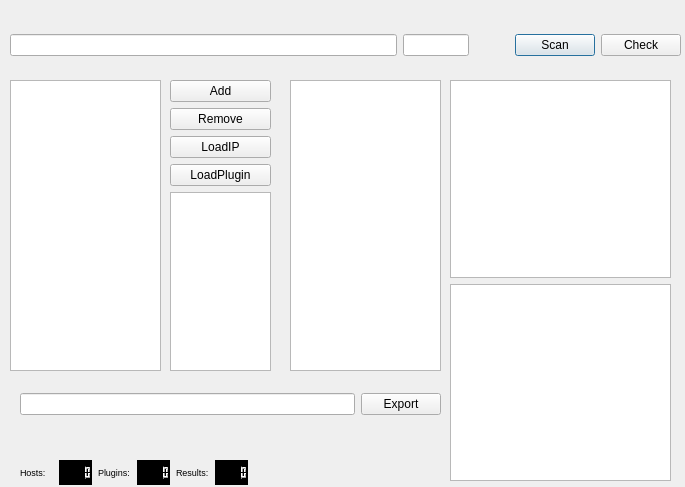
This is scan/knife.ui in mylamour/IlI as Qt 5 draws it before an edit. The edited form follows.
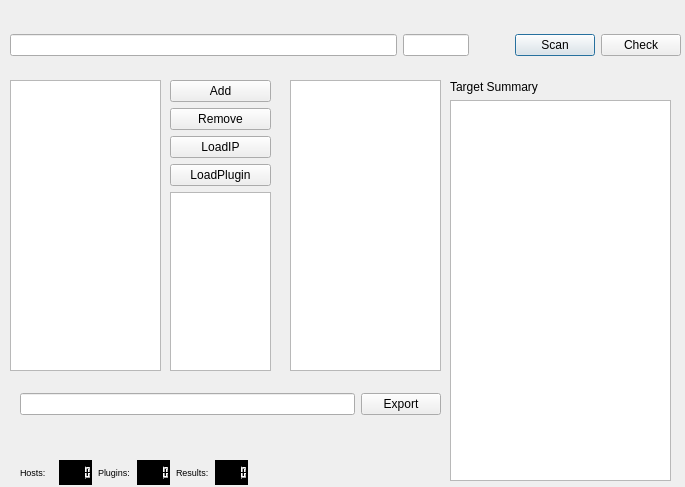
This is the edited form.

Patch:
```diff
--- a/scan/knife.ui
+++ b/scan/knife.ui
@@ -315,11 +315,9 @@
    </property>
    <layout class="QVBoxLayout" name="verticalLayout_2">
     <item>
-     <widget class="QListWidget" name="targetsumary">
-      <property name="font">
-       <font>
-        <pointsize>7</pointsize>
-       </font>
+     <widget class="QLabel" name="targetsumary">
+      <property name="text">
+       <string>Target Summary</string>
       </property>
      </widget>
     </item>
```
